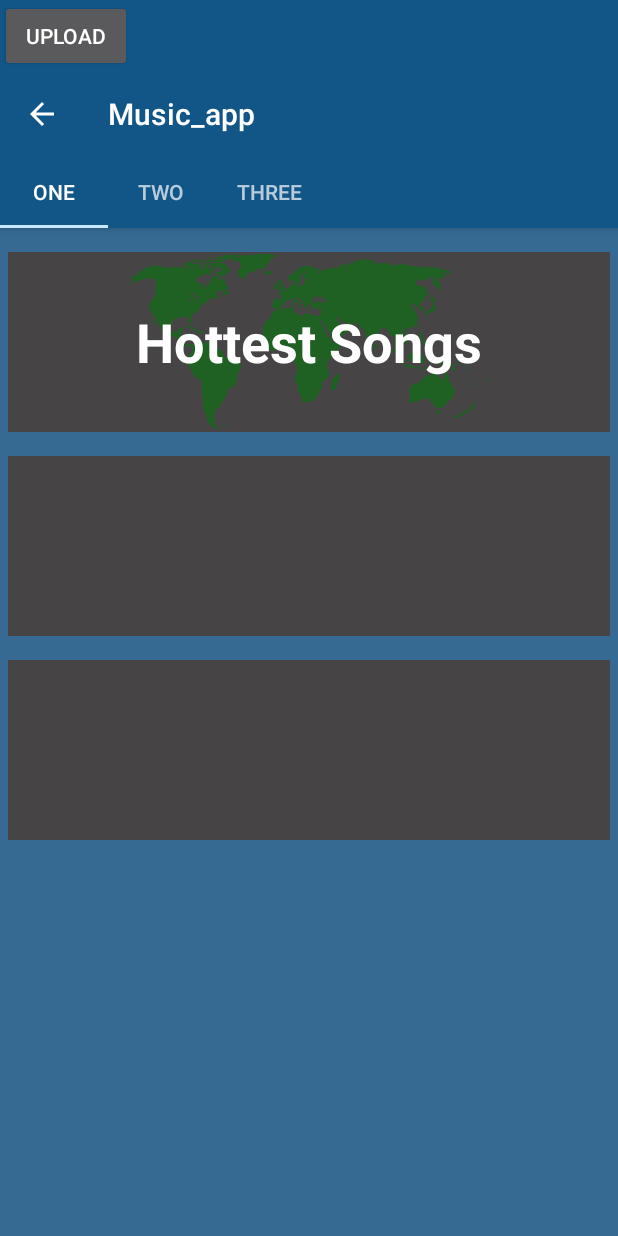
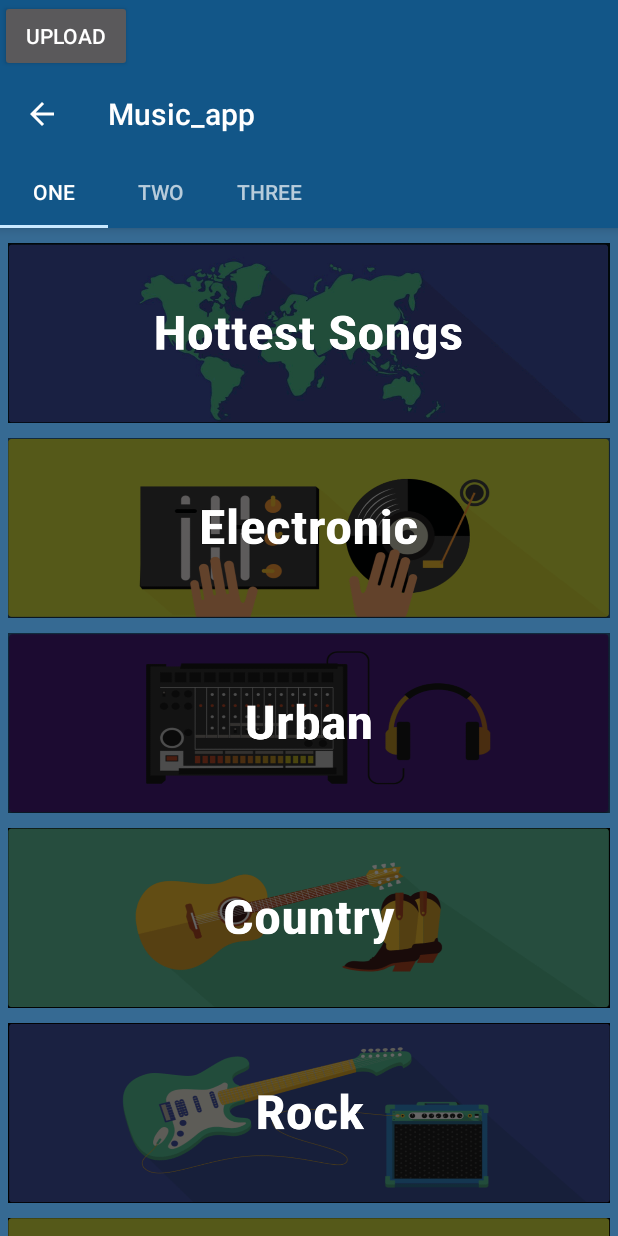
Before and after one commit to Huynhnguyen2705/MusicApp, an Android app: the screen it shows after launch (MainActivity), on a phone screen of 412 x 824 dp. Run offline under Robolectric (Android 15) with nearby library versions, the phone set to English and light mode, and no system bars; our stand-ins replace Firebase (no records; nobody signed in at launch, a user with empty details on screens opened directly); libraries missing offline, so code that uses them is left out: com.firebase.ui, wseemann.media; 3 statements that could not run were skipped.

Commit message:
- ui (Phat)
Signed-off-by: Phatest1 <tanphat1309@gmail.com>

```diff
--- a/app/src/main/java/com/learnandroid/huynh/music_app/OnceFragment.kt
+++ b/app/src/main/java/com/learnandroid/huynh/music_app/OnceFragment.kt
@@ -25,13 +25,13 @@ class OnceFragment : Fragment() {
     // TODO: Rename and change types of parameters
     private var mParam1: String? = null
     private var mParam2: String? = null
-    val hottestSongs: String = "Hottest Songs"
-    val pop: String = "Pop"
-    val electronic: String = "Electronic"
-    val urban: String = "Urban"
-    val country: String = "Country"
-    val rock: String = "Rock"
-    val hottestImage: Int = R.mipmap.world_map_green
+    val hottestImage: Int = R.drawable.hostest_song
+    val electronicImage: Int = R.drawable.electronic
+    val urbanImage: Int = R.drawable.urban
+    val countryImage: Int = R.drawable.country
+    val rockImage: Int = R.drawable.rock
+    val latinImage: Int = R.drawable.latin
+
 
 
     private var mListener: OnFragmentInteractionListener? = null
@@ -70,8 +70,12 @@ class OnceFragment : Fragment() {
         super.onActivityCreated(savedInstanceState)
 
         // hottest banner
-        hottestBanner.textSongsBanner.text = hottestSongs
-        hottestBanner.imageSongsBanner.setImageResource(hottestImage)
+        hottestBanner.imageSongsBanner.setBackgroundResource(hottestImage)
+        electronicBanner.imageSongsBanner.setBackgroundResource(electronicImage)
+        urbanBanner.imageSongsBanner.setBackgroundResource(urbanImage)
+        countryBanner.imageSongsBanner.setBackgroundResource(countryImage)
+        rockBanner.imageSongsBanner.setBackgroundResource(rockImage)
+        latinBanner.imageSongsBanner.setBackgroundResource(latinImage)
     }
     override fun onDetach() {
         super.onDetach()
@@ -93,7 +97,32 @@ class OnceFragment : Fragment() {
 
         hottestBanner.imageSongsBanner.setOnClickListener {
             val onlineIntent = Intent(this.context, OnlineActivity::class.java)
-            onlineIntent.putExtra("typeOfSongs", hottestSongs)
+            onlineIntent.putExtra("Image", "hottest")
+            startActivity(onlineIntent)
+        }
+        electronicBanner.imageSongsBanner.setOnClickListener {
+            val onlineIntent = Intent(this.context, OnlineActivity::class.java)
+            onlineIntent.putExtra("Image", "electronic")
+            startActivity(onlineIntent)
+        }
+        urbanBanner.imageSongsBanner.setOnClickListener {
+            val onlineIntent = Intent(this.context, OnlineActivity::class.java)
+            onlineIntent.putExtra("Image", "urban")
+            startActivity(onlineIntent)
+        }
+        countryBanner.imageSongsBanner.setOnClickListener {
+            val onlineIntent = Intent(this.context, OnlineActivity::class.java)
+            onlineIntent.putExtra("Image", "country")
+            startActivity(onlineIntent)
+        }
+        rockBanner.imageSongsBanner.setOnClickListener {
+            val onlineIntent = Intent(this.context, OnlineActivity::class.java)
+            onlineIntent.putExtra("Image", "rock")
+            startActivity(onlineIntent)
+        }
+        latinBanner.imageSongsBanner.setOnClickListener {
+            val onlineIntent = Intent(this.context, OnlineActivity::class.java)
+            onlineIntent.putExtra("Image", "latin")
             startActivity(onlineIntent)
         }
 
--- a/app/src/main/res/layout/activity_fragment_one.xml
+++ b/app/src/main/res/layout/activity_fragment_one.xml
@@ -8,17 +8,28 @@
         android:layout_width="match_parent"
         android:layout_height="match_parent"
         android:orientation="vertical">
-
         <include
             android:id="@+id/hottestBanner"
             layout="@layout/image_custom_view" />
 
         <include
-            android:id="@+id/popBanner"
+            android:id="@+id/electronicBanner"
             layout="@layout/image_custom_view" />
 
         <include
-            android:id="@+id/electronicBanner"
+            android:id="@+id/urbanBanner"
+            layout="@layout/image_custom_view" />
+
+        <include
+            android:id="@+id/countryBanner"
+            layout="@layout/image_custom_view" />
+
+        <include
+            android:id="@+id/rockBanner"
+            layout="@layout/image_custom_view" />
+
+        <include
+            android:id="@+id/latinBanner"
             layout="@layout/image_custom_view" />
     </LinearLayout>
 
--- a/app/src/main/res/layout/image_custom_view.xml
+++ b/app/src/main/res/layout/image_custom_view.xml
@@ -5,7 +5,7 @@
     android:layout_height="match_parent"
     android:layout_marginLeft="@dimen/marginbase"
     android:layout_marginRight="@dimen/marginbase"
-    android:layout_marginTop="@dimen/activity_horizontal_margin">
+    android:layout_marginTop="10dp">
 
 
     <ImageView
@@ -13,7 +13,6 @@
         android:layout_width="match_parent"
         android:layout_height="120dp"
         android:background="@color/navigationBarColor" />
-
     <TextView
         android:id="@+id/textSongsBanner"
         android:layout_width="match_parent"
@@ -25,4 +24,5 @@
         android:textColor="@color/textColorPrimary"
         android:textSize="36sp"
         android:textStyle="bold" />
+
 </RelativeLayout>
```
Also changed, not shown: app/src/main/java/com/learnandroid/huynh/music_app/OnlineActivity.kt (+21 -2 lines), app/src/main/res/drawable/country.png (added), app/src/main/res/drawable/electronic.png (added), app/src/main/res/drawable/hostest_song.png (added), app/src/main/res/drawable/latin.png (added), app/src/main/res/drawable/rock.png (added), app/src/main/res/drawable/urban.png (added).
